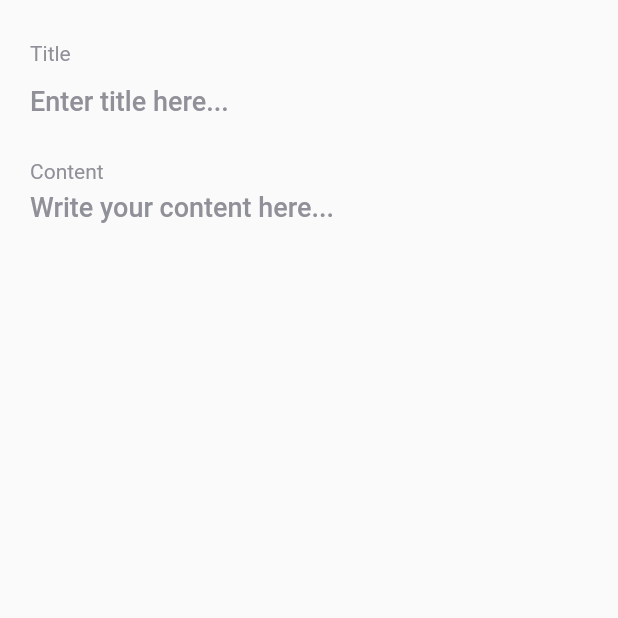
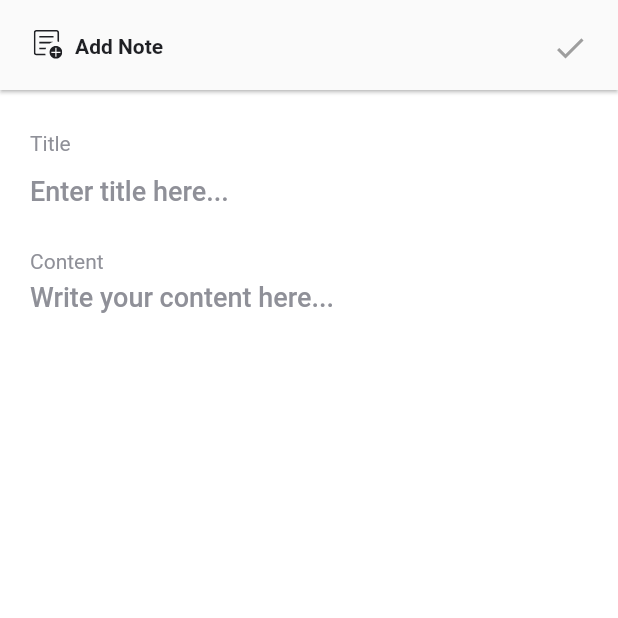
Before and after one commit to sanjeevnode/nort, a Flutter app: the AddNotes screen opened directly, on a phone screen of 412 x 824 dp, the top half of it. Run offline on Flutter 3.47's test engine with Material 3 defaults, Android fonts, the phone set to English and light mode, and no system bars; our stand-ins replace bloc, equatable, flutter_bloc, flutter_native_splash, flutter_svg, shared_preferences and 1 more; accounts and stored records are empty; Roboto replaces fonts that are missing (Montserrat).

Commit message:
setup app bar

```diff
--- a/lib/domain/cubit/app_cubit.dart
+++ b/lib/domain/cubit/app_cubit.dart
@@ -21,9 +21,9 @@ class AppCubit extends Cubit<AppState> {
   final UserRepository _userRepository;
 
   Future<void> init() async {
-    final (err, id) = await _userRepository.checkLoggedInUser();
+    final (_, id) = await _userRepository.checkLoggedInUser();
     if (id != null) {
-      final (err, user) = await _userRepository.getUser(id: id);
+      final (_, user) = await _userRepository.getUser(id: id);
       emit(state.copyWith(user: user));
       log('Init User: $user');
     }
@@ -40,7 +40,7 @@ class AppCubit extends Cubit<AppState> {
       email: email,
       password: password,
     );
-    final (err, id) = await _userRepository.addUser(user: user);
+    final (err, _) = await _userRepository.addUser(user: user);
     if (err != null) {
       handleError(err);
       emit(state.copyWith(registerStatus: Status.error));
--- a/lib/ui/view/home/add_notes.dart
+++ b/lib/ui/view/home/add_notes.dart
@@ -1,6 +1,10 @@
+import 'dart:developer';
+
 import 'package:flutter/material.dart';
+import 'package:flutter_svg/svg.dart';
 import 'package:nort/core/theme/app_colors.dart';
 import 'package:nort/core/theme/app_text_style.dart';
+import 'package:nort/ui/widgets/custom_app_bar.dart';
 
 class AddNotes extends StatefulWidget {
   const AddNotes({super.key});
@@ -10,13 +14,50 @@ class AddNotes extends StatefulWidget {
 }
 
 class _AddNotesState extends State<AddNotes> {
-  final _textController = TextEditingController();
+  final _titleController = TextEditingController();
+  final _contentController = TextEditingController();
   final _scrollController = ScrollController();
 
   @override
   Widget build(BuildContext context) {
     final sc = MediaQuery.of(context).size;
-    return GestureDetector(
+    return Scaffold(
+      backgroundColor: AppColors.light100,
+      appBar: CustomAppBar(
+        title: 'Add Note',
+        prefix: SvgPicture.asset(
+          'assets/icons/add.svg',
+          width: 24,
+          height: 24,
+          colorFilter: const ColorFilter.mode(
+            AppColors.dark900,
+            BlendMode.srcIn,
+          ),
+        ),
+        actions: [
+          ValueListenableBuilder(
+              valueListenable: _titleController,
+              builder: (context, title, child) {
+                return ValueListenableBuilder(
+                    valueListenable: _contentController,
+                    builder: (context, content, child) {
+                      final isDisabled =
+                          title.text.isEmpty || content.text.isEmpty;
+                      return InkWell(
+                        onTap: () {
+                          log('save note');
+                        },
+                        child: Icon(
+                          Icons.check_sharp,
+                          color: isDisabled ? Colors.grey : AppColors.dark900,
+                          size: 24,
+                        ),
+                      );
+                    });
+              }),
+        ],
+      ),
+      body: GestureDetector(
         onTap: () {
           FocusScope.of(context).unfocus();
         },
@@ -39,6 +80,7 @@ class _AddNotesState extends State<AddNotes> {
             Padding(
               padding: const EdgeInsets.symmetric(horizontal: 20),
               child: TextFormField(
+                controller: _titleController,
                 cursorColor: AppColors.dark900,
                 style: AppTextStyle.textXlSemibold.copyWith(
                   color: AppColors.dark900,
@@ -78,7 +120,7 @@ class _AddNotesState extends State<AddNotes> {
                     controller: _scrollController,
                     child: TextFormField(
                       scrollController: _scrollController,
-                    controller: _textController,
+                      controller: _contentController,
                       textAlignVertical: TextAlignVertical.top,
                       maxLines: null,
                       expands: true,
@@ -99,6 +141,7 @@ class _AddNotesState extends State<AddNotes> {
             ),
           ],
         ),
+      ),
     );
   }
 }
--- /dev/null
+++ b/lib/ui/widgets/custom_app_bar.dart
@@ -0,0 +1,79 @@
+import 'package:flutter/material.dart';
+import 'package:flutter_svg/flutter_svg.dart';
+import 'package:nort/core/theme/app_colors.dart';
+import 'package:nort/core/theme/app_text_style.dart';
+
+class CustomAppBar extends StatelessWidget implements PreferredSizeWidget {
+  const CustomAppBar({
+    super.key,
+    required this.title,
+    this.actions,
+    this.enableBack = false,
+    this.onPop,
+    this.height = 60,
+    this.prefix,
+  });
+  final String title;
+  final List<Widget>? actions;
+  final bool enableBack;
+  final double height;
+  final void Function()? onPop;
+  final Widget? prefix;
+
+  @override
+  Size get preferredSize => Size.fromHeight(height);
+
+  @override
+  Widget build(BuildContext context) {
+    return SafeArea(
+      bottom: false,
+      child: Material(
+        elevation: 1,
+        child: Container(
+          height: preferredSize.height,
+          padding: const EdgeInsets.symmetric(vertical: 20),
+          child: Row(
+            crossAxisAlignment: CrossAxisAlignment.center,
+            children: [
+              if (enableBack)
+                IconButton(
+                  padding: const EdgeInsets.only(left: 20, right: 12),
+                  constraints: const BoxConstraints(),
+                  onPressed: () {
+                    onPop?.call();
+                    Navigator.of(context).pop();
+                  },
+                  icon: SvgPicture.asset(
+                    'assets/icons/chevron_left.svg',
+                    width: 20,
+                    height: 20,
+                    colorFilter: const ColorFilter.mode(
+                        AppColors.dark900, BlendMode.srcIn),
+                  ),
+                )
+              else
+                const SizedBox(width: 20),
+              if (prefix != null) ...[
+                prefix!,
+                const SizedBox(width: 6),
+              ],
+              Text(
+                title,
+                style: AppTextStyle.textMdSemibold,
+              ),
+              const SizedBox(width: 20),
+              if (actions != null)
+                Expanded(
+                  child: Row(
+                    mainAxisAlignment: MainAxisAlignment.end,
+                    children: actions!,
+                  ),
+                ),
+              const SizedBox(width: 20),
+            ],
+          ),
+        ),
+      ),
+    );
+  }
+}
```
Also changed, not shown: lib/ui/view/home/note_list_page.dart (+15 -0 lines), lib/ui/view/home/profile.dart (+20 -2 lines), lib/ui/view/home/settings.dart (+20 -2 lines), lib/ui/widgets/enter_master_password.dart (+8 -35 lines), assets/icons/add.svg, assets/icons/chevron_left.svg (added), assets/icons/mynote.svg (added), assets/icons/plus.svg (added), assets/icons/settings.svg. Lines whose indentation alone changed are shown as unchanged.
